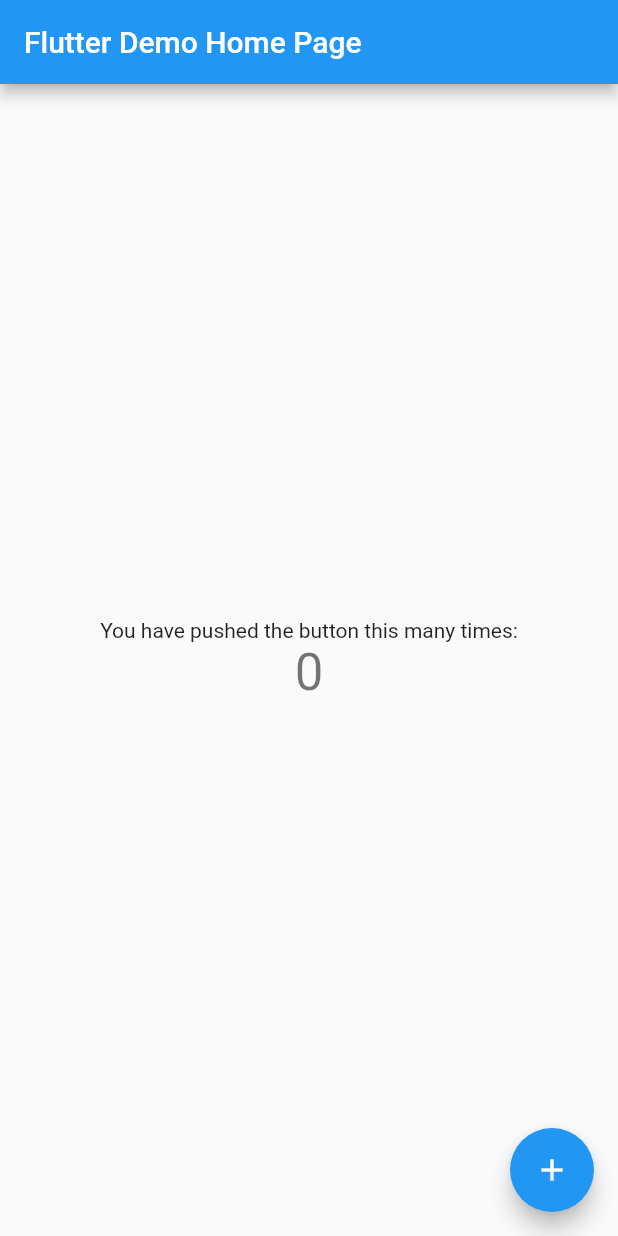
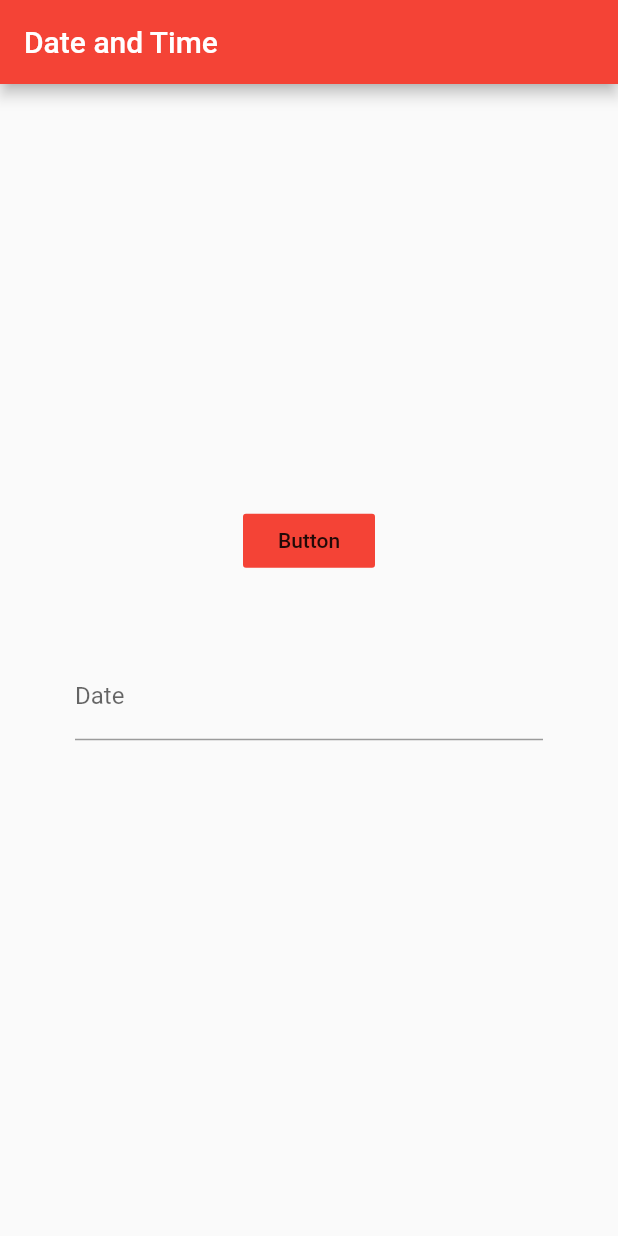
Before and after one commit to lasithaatapattu/flutter_app, a Flutter app: the screen it shows after launch, on a phone screen of 412 x 824 dp. Run offline on Flutter 3.47's test engine with Material 2 defaults, Android fonts, the phone set to English and light mode, and no system bars; drawn by our look-alikes of date_time_picker.

Commit message:
Time picker added.

```diff
--- a/lib/main.dart
+++ b/lib/main.dart
@@ -1,5 +1,5 @@
+import 'package:date_time_picker/date_time_picker.dart';
 import 'package:flutter/material.dart';
-
 void main() {
   runApp(MyApp());
 }
@@ -13,7 +13,7 @@ class MyApp extends StatelessWidget {
       theme: ThemeData(
         visualDensity: VisualDensity.adaptivePlatformDensity,
       ),
-      home: MyHomePage(title: 'Flutter Demo Home Page'),
+      home: MyHomePage(title: 'Date and Time'),
     );
   }
 }
@@ -40,26 +40,34 @@ class _MyHomePageState extends State<MyHomePage> {
     return Scaffold(
       appBar: AppBar(
         title: Text(widget.title),
+        backgroundColor:Colors.red,
+
       ),
       body: Center(
         child: Column(
           mainAxisAlignment: MainAxisAlignment.center,
           children: <Widget>[
-            Text(
-              'You have pushed the button this many times:',
+            FlatButton(
+              child: Text('Button'),
+              onPressed: (){
+              },
+              color:Colors.red,
             ),
-            Text(
-              '$_counter',
-              style: Theme.of(context).textTheme.headline4,
+            Padding(
+              padding: const EdgeInsets.all(50.0),
+              child: DateTimePicker(
+                initialValue: '',
+               firstDate: DateTime(2000),
+               lastDate: DateTime(2100),
+               dateLabelText: 'Date',
+               onChanged: (val) => print(val),
+          ),
             ),
+
           ],
         ),
       ),
-      floatingActionButton: FloatingActionButton(
-        onPressed: _incrementCounter,
-        tooltip: 'Increment',
-        child: Icon(Icons.add),
-      ),
+
     );
   }
 }
--- a/pubspec.yaml
+++ b/pubspec.yaml
@@ -28,6 +28,8 @@ dependencies:
   # The following adds the Cupertino Icons font to your application.
   # Use with the CupertinoIcons class for iOS style icons.
   cupertino_icons: ^0.1.3
+  date_time_picker: "^1.0.1"
+  flutter_simple_calculator:
 
 dev_dependencies:
   flutter_test:
```
Also changed, not shown: pubspec.lock, 1 other file.
